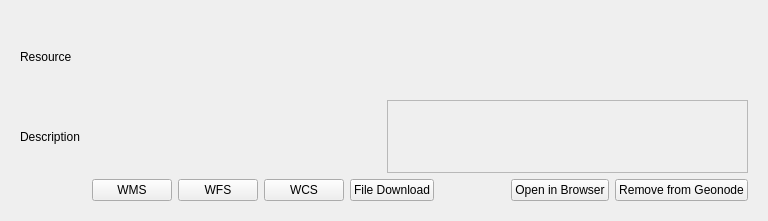
First picture: the form in src/qgis_geonode/ui/search_result_widget.ui, repository GeoNode/QGISGeoNodePlugin, before the edit.
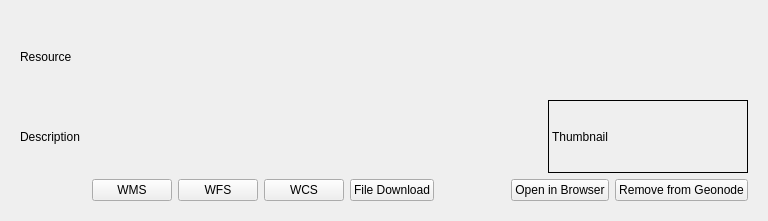
Second picture: the form after the edit.

Commit message: Show layer thumbnails on search results page (#95)

The edit to the form file:
```diff
--- a/src/qgis_geonode/ui/search_result_widget.ui
+++ b/src/qgis_geonode/ui/search_result_widget.ui
@@ -31,6 +31,12 @@
        <layout class="QHBoxLayout" name="horizontalLayout">
         <item>
          <widget class="QLabel" name="description_la">
+          <property name="sizePolicy">
+           <sizepolicy hsizetype="Expanding" vsizetype="Preferred">
+            <horstretch>0</horstretch>
+            <verstretch>0</verstretch>
+           </sizepolicy>
+          </property>
           <property name="text">
            <string>Description</string>
           </property>
@@ -40,12 +46,18 @@
          </widget>
         </item>
         <item>
-         <widget class="QFrame" name="frame">
+         <widget class="QLabel" name="thumbnail_la">
+          <property name="minimumSize">
+           <size>
+            <width>200</width>
+            <height>0</height>
+           </size>
+          </property>
           <property name="frameShape">
-           <enum>QFrame::StyledPanel</enum>
+           <enum>QFrame::Box</enum>
           </property>
-          <property name="frameShadow">
-           <enum>QFrame::Raised</enum>
+          <property name="text">
+           <string>Thumbnail</string>
           </property>
          </widget>
         </item>
```
The commit also changes 1 other file.
